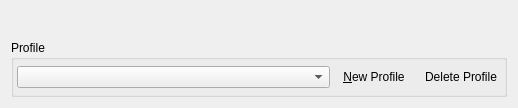
The window that files/ui/datafilespage.ui (OpenMW/openmw) describes before a commit, drawn with Qt 5.
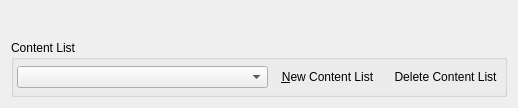
The same window after the commit. Icons and pictures are not drawn. Custom widgets are drawn as their Qt base class.

Commit message: Change "Profile" to "Content List" in user visible strings in Launcher.  (Fixes #810)

Patch:
```diff
--- a/files/ui/datafilespage.ui
+++ b/files/ui/datafilespage.ui
@@ -29,7 +29,7 @@
       <enum>Qt::NoFocus</enum>
      </property>
      <property name="title">
-      <string>Profile</string>
+      <string>Content List</string>
      </property>
      <property name="flat">
       <bool>false</bool>
@@ -72,7 +72,7 @@
          <string>New Profile</string>
         </property>
         <property name="text">
-         <string>&amp;New Profile</string>
+         <string>&amp;New Content List</string>
         </property>
         <property name="autoRaise">
          <bool>true</bool>
@@ -85,7 +85,7 @@
          <string>Delete Profile</string>
         </property>
         <property name="text">
-         <string>Delete Profile</string>
+         <string>Delete Content List</string>
         </property>
         <property name="shortcut">
          <string>Ctrl+D</string>
```
Left out of the diff: 12 changed lines with no effect on the pictures. The commit also changes 3 other files.
